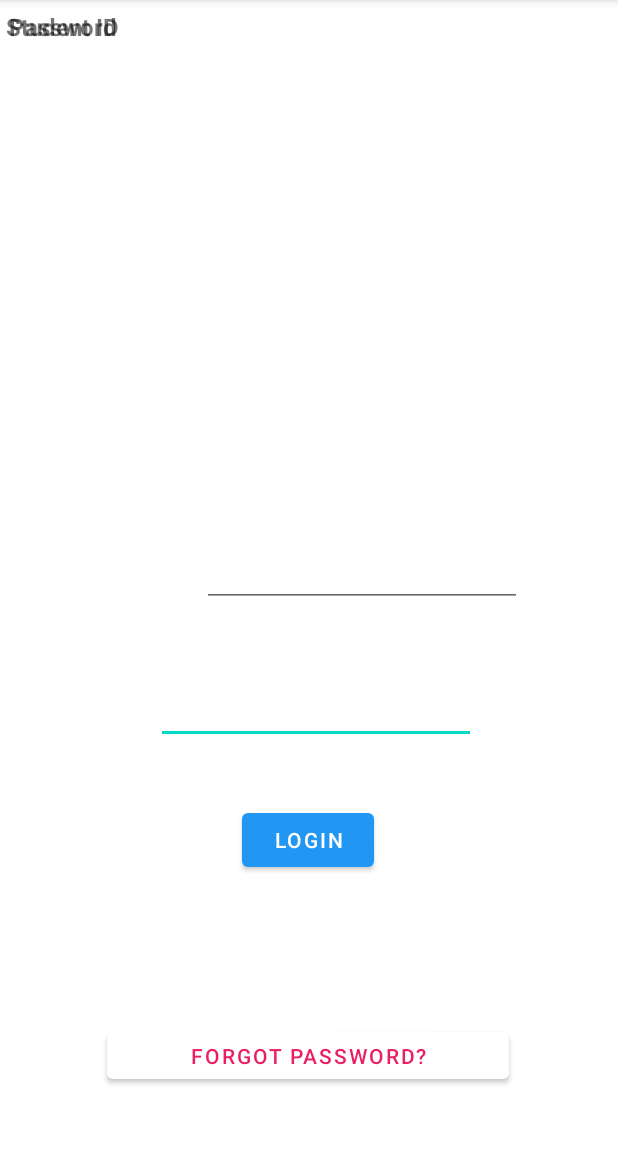
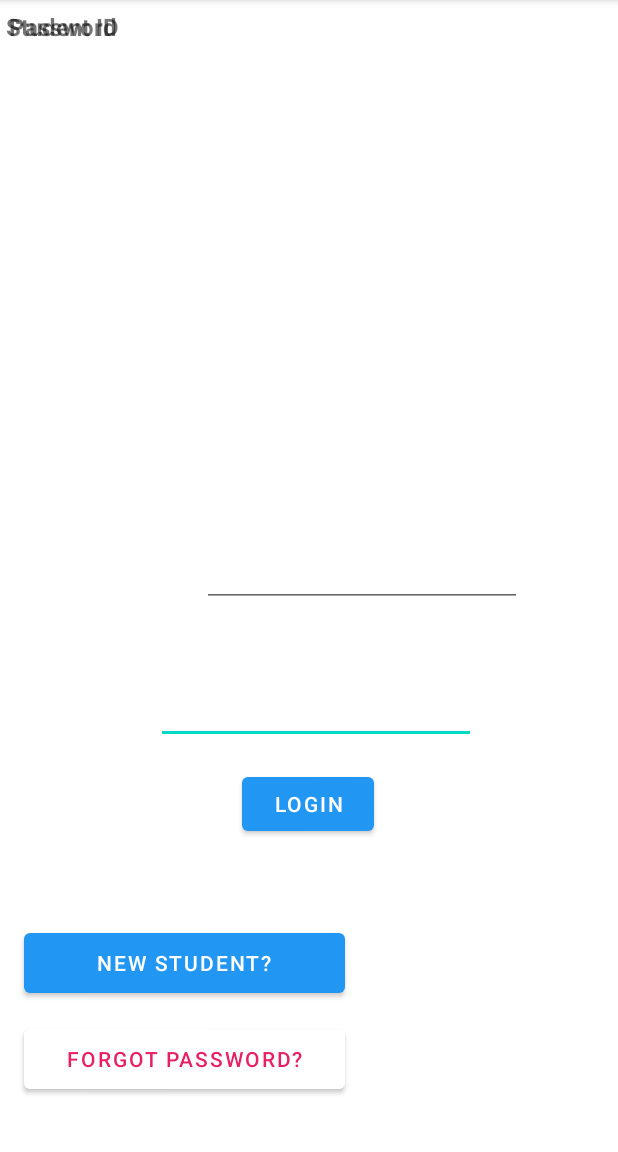
Before and after one commit to NSU-FA20-CSE299-2/Group04, an Android app: the screen it shows after launch (MainActivity), on a phone screen of 412 x 824 dp, the part 84-1236 px from its top. Run offline under Robolectric (Android 15) with nearby library versions, the phone set to English and light mode, and no system bars.

Commit message:
project-progress #15 SignUp Activity
Added sign up activity

```diff
--- a/Code/LoginFunction/app/src/main/AndroidManifest.xml
+++ b/Code/LoginFunction/app/src/main/AndroidManifest.xml
@@ -9,6 +9,7 @@
         android:roundIcon="@mipmap/ic_launcher_round"
         android:supportsRtl="true"
         android:theme="@style/Theme.StudentPortal">
+        <activity android:name=".SignUp"></activity>
         <activity android:name=".MainActivity">
             <intent-filter>
                 <action android:name="android.intent.action.MAIN" />
--- a/Code/LoginFunction/app/src/main/res/layout/activity_main.xml
+++ b/Code/LoginFunction/app/src/main/res/layout/activity_main.xml
@@ -5,6 +5,31 @@
     android:layout_width="match_parent"
     android:layout_height="match_parent"
     tools:context=".MainActivity">
+
+    <Button
+        android:id="@+id/forgot_password"
+        android:layout_width="214dp"
+        android:layout_height="52dp"
+        android:layout_marginTop="120dp"
+        android:text="Forgot Password?"
+        android:textColor="#E91E63"
+        app:backgroundTint="#FFFFFF"
+        app:layout_constraintEnd_toEndOf="parent"
+        app:layout_constraintHorizontal_bias="0.081"
+        app:layout_constraintStart_toStartOf="parent"
+        app:layout_constraintTop_toBottomOf="@+id/login_button" />
+
+    <Button
+        android:id="@+id/new_student"
+        android:layout_width="214dp"
+        android:layout_height="52dp"
+        android:layout_marginTop="56dp"
+        android:text="New Student?"
+        app:backgroundTint="#2196F3"
+        app:layout_constraintEnd_toEndOf="parent"
+        app:layout_constraintHorizontal_bias="0.081"
+        app:layout_constraintStart_toStartOf="parent"
+        app:layout_constraintTop_toBottomOf="@+id/login_button" />
 
     <EditText
         android:id="@+id/password_box"
@@ -18,7 +43,8 @@
         app:layout_constraintBottom_toBottomOf="parent"
         app:layout_constraintEnd_toEndOf="parent"
         app:layout_constraintHorizontal_bias="0.046"
-        app:layout_constraintStart_toEndOf="@+id/pw_text" />
+        app:layout_constraintStart_toEndOf="@+id/pw_text"
+        android:importantForAutofill="no" />
 
     <TextView
         android:id="@+id/pw_text"
@@ -70,20 +96,6 @@
         app:layout_constraintHorizontal_bias="0.498"
         app:layout_constraintStart_toStartOf="parent"
         app:layout_constraintTop_toBottomOf="@+id/password_box"
-        app:layout_constraintVertical_bias="0.178" />
-
-    <Button
-        android:id="@+id/forgot_password"
-        android:layout_width="268dp"
-        android:layout_height="43dp"
-        android:text="Forgot Password?"
-        android:textColor="#E91E63"
-        app:backgroundTint="#FFFFFF"
-        app:layout_constraintBottom_toBottomOf="parent"
-        app:layout_constraintEnd_toEndOf="parent"
-        app:layout_constraintHorizontal_bias="0.496"
-        app:layout_constraintStart_toStartOf="parent"
-        app:layout_constraintTop_toBottomOf="@+id/login_button"
-        app:layout_constraintVertical_bias="0.695" />
+        app:layout_constraintVertical_bias="0.071" />
 
 </androidx.constraintlayout.widget.ConstraintLayout>
```
Also changed, not shown: Code/LoginFunction/app/src/main/java/com/mahfujshaan/cse486/studentportal/SignUp.java (added, +14 -0 lines), Code/LoginFunction/app/src/main/res/layout/activity_sign_up.xml (added, +9 -0 lines).
